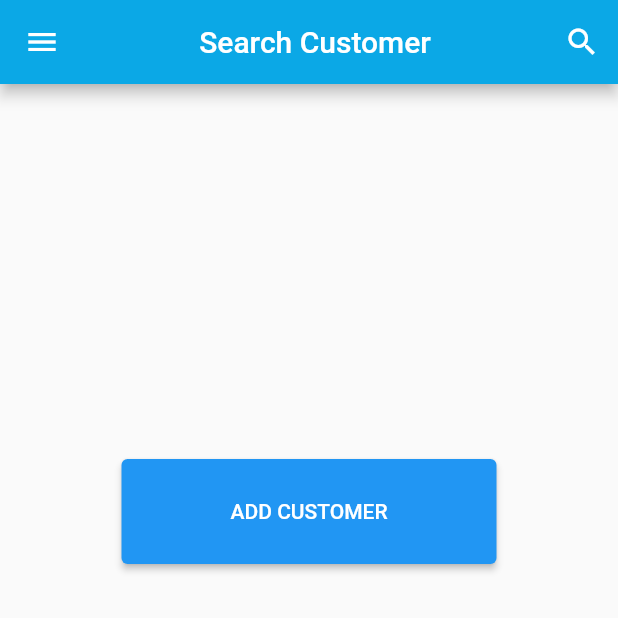
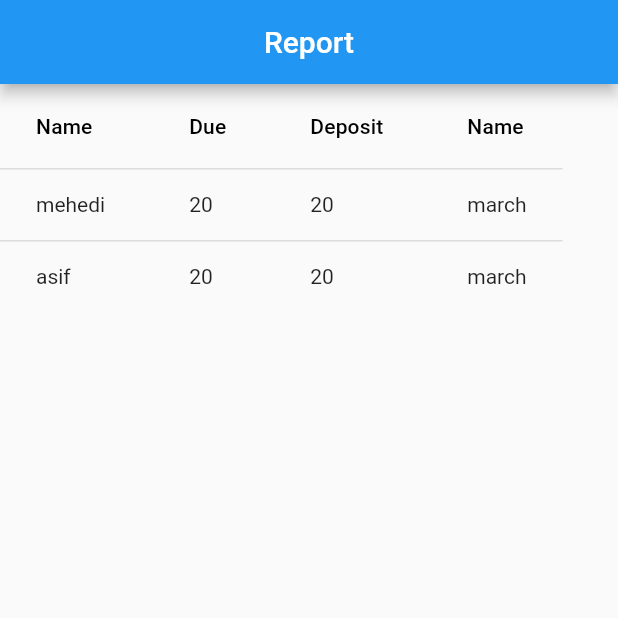
Before and after one commit to AsiFmahmud10/3.1-Project_HISAB_RAKHI, a Flutter app: the screen it shows after launch, on a phone screen of 412 x 824 dp, the top half of it. Run offline on Flutter 3.47's test engine with Material 2 defaults, Android fonts, the phone set to English and light mode, and no system bars; our stand-ins replace hive, hive_flutter; accounts and stored records are empty.

Commit message:
Report table

```diff
--- a/lib/main.dart
+++ b/lib/main.dart
@@ -5,6 +5,7 @@ import 'package:hisab_khata/_signup.dart';
 import 'package:hisab_khata/menu.dart';
 import 'package:hisab_khata/home.dart';
 import 'package:hisab_khata/signup.dart';
+import 'package:hisab_khata/report_table.dart';
 import 'package:hisab_khata/customer_detail.dart';
 
 import '_home.dart';
@@ -17,7 +18,6 @@ void main() async {
   Hive.registerAdapter(UserDataAdapter());
   Hive.registerAdapter(CustomerAdapter());
   Hive.registerAdapter(ReportAdapter());
-
 
   await Hive.openBox('userData');
   await Hive.openBox('customerData');
@@ -36,7 +36,8 @@ class MyApp extends StatelessWidget {
       //home: home(),
       initialRoute: '/',
       routes: {
-        '/': (context) => search(),
+        //'/': (context) => search(),
+        '/': (context) => DataReport(),
         '/addReport': (context) => CustomerDetail(),
         '/menu': (context) => menu(),
         '/signup': (context) => SignUp(),
--- /dev/null
+++ b/lib/report_table.dart
@@ -0,0 +1,72 @@
+import 'package:flutter/material.dart';
+import 'package:hisab_khata/user_report_data.dart';
+
+class DataReport extends StatefulWidget {
+  const DataReport({Key? key}) : super(key: key);
+
+  @override
+  State<DataReport> createState() => _DataReportState();
+}
+
+class _DataReportState extends State<DataReport> {
+  late List<UserReoprtData> user;
+
+  void initState() {
+    user = UserReoprtData.getUsers();
+    super.initState();
+  }
+
+  DataTable dataBody() {
+    return DataTable(
+      columns: [
+        DataColumn(
+          label: Text('Name'),
+          numeric: false,
+          tooltip: "Name",
+        ),
+        DataColumn(
+          label: Text('Due'),
+          numeric: false,
+          tooltip: "Due",
+        ),
+        DataColumn(
+          label: Text('Deposit'),
+          numeric: false,
+          tooltip: "Deposit",
+        ),
+        DataColumn(
+          label: Text('Name'),
+          numeric: false,
+          tooltip: "Name",
+        ),
+      ],
+      rows: user
+          .map((UserReoprtData) => DataRow(
+                cells: [
+                  DataCell(
+                    Text(UserReoprtData.name),
+                  ),
+                  DataCell(
+                    Text(UserReoprtData.Due.toString()),
+                  ),
+                  DataCell(
+                    Text(UserReoprtData.deposit.toString()),
+                  ),
+                  DataCell(
+                    Text(UserReoprtData.date),
+                  ),
+                ],
+              ))
+          .toList(),
+    );
+  }
+
+  @override
+  Widget build(BuildContext context) {
+    return Scaffold(
+        appBar: AppBar(
+          title: Center(child: Text("Report")),
+        ),
+        body: dataBody());
+  }
+}
--- /dev/null
+++ b/lib/user_report_data.dart
@@ -0,0 +1,19 @@
+class UserReoprtData {
+  String name;
+  int Due;
+  int deposit;
+  String date;
+
+  UserReoprtData(
+      {required this.name,
+      required this.Due,
+      required this.deposit,
+      required this.date});
+
+  static List<UserReoprtData> getUsers() {
+    return <UserReoprtData>[
+      UserReoprtData(name: "mehedi", Due: 20, deposit: 20, date: "march"),
+      UserReoprtData(name: "asif", Due: 20, deposit: 20, date: "march"),
+    ];
+  }
+}
```
Also changed, not shown: pubspec.lock.
